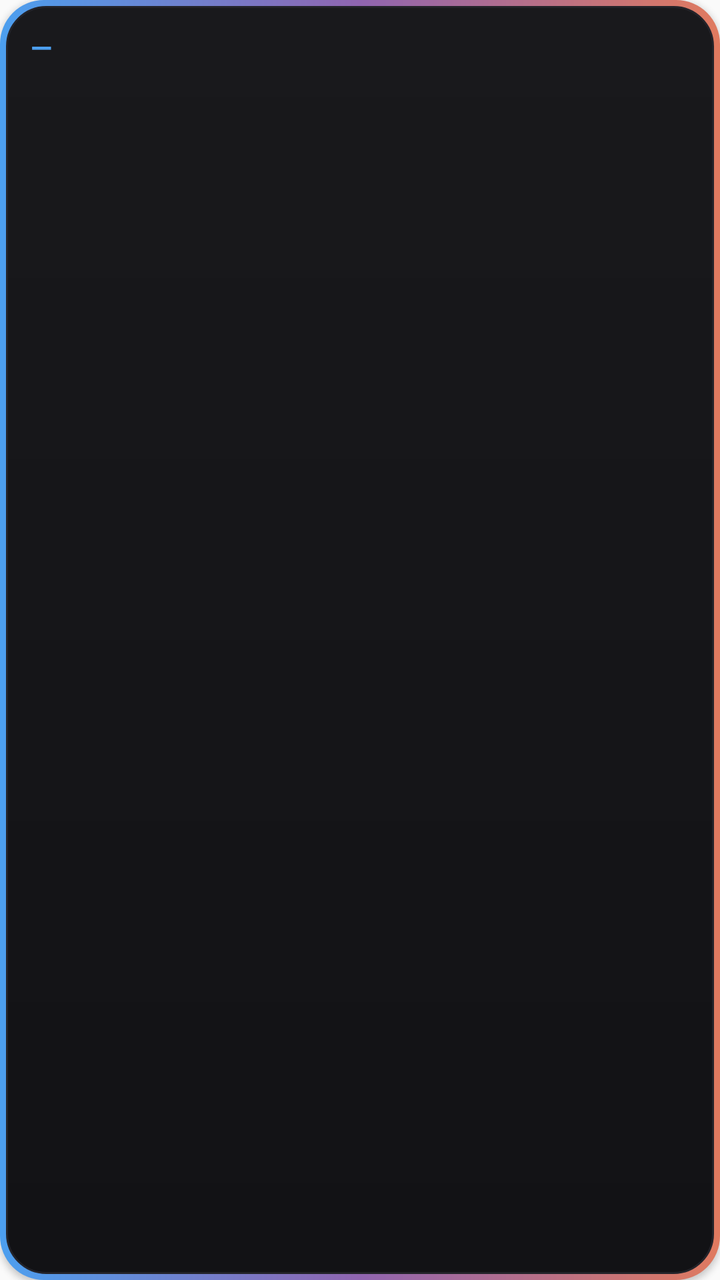
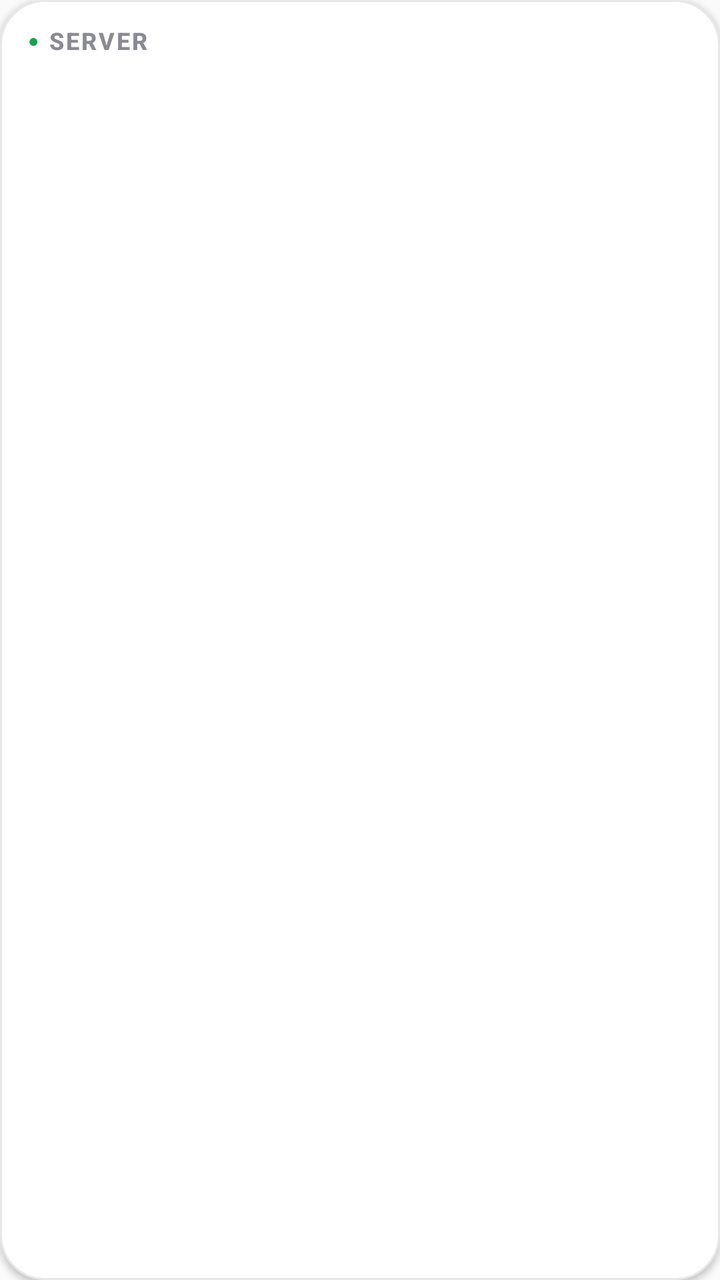

Two renders of the same Android screen: before a commit and after it. Below are the layout's source before the change and the commit's diff.
<!-- AndroidManifest.xml: application theme AppTheme -->
<!-- res/layout/widget_battery.xml -->
<?xml version="1.0" encoding="utf-8"?>
<LinearLayout xmlns:android="http://schemas.android.com/apk/res/android"
    android:id="@+id/widget_battery_root"
    android:layout_width="match_parent"
    android:layout_height="match_parent"
    android:orientation="vertical"
    android:background="@drawable/widget_bg"
    android:elevation="2dp"
    android:paddingLeft="14dp"
    android:paddingRight="14dp"
    android:paddingTop="14dp"
    android:paddingBottom="12dp">
    <LinearLayout
        android:layout_width="match_parent"
        android:layout_height="wrap_content"
        android:orientation="horizontal"
        android:gravity="center_vertical">
        <TextView
            android:layout_width="wrap_content"
            android:layout_height="wrap_content"
            android:text="—"
            android:textColor="#4c9fef"
            android:textSize="14sp"
            android:textStyle="bold"
            android:letterSpacing="0.2" />
        <TextView
            android:id="@+id/widget_battery_title"
            android:layout_width="0dp"
            android:layout_height="wrap_content"
            android:layout_weight="1"
            android:layout_marginStart="6dp"
            android:textSize="14sp"
            android:textStyle="bold"
            android:textColor="#c9bdf5"
            android:fontFamily="sans-serif-medium"
            android:singleLine="true"
            android:ellipsize="end" />
    </LinearLayout>
    <TextView
        android:id="@+id/widget_battery_pct"
        android:layout_width="match_parent"
        android:layout_height="wrap_content"
        android:textSize="34sp"
        android:textStyle="bold"
        android:textColor="#67e8c9"
        android:fontFamily="sans-serif-light"
        android:letterSpacing="0.02"
        android:layout_marginTop="6dp"
        android:singleLine="true" />
    <TextView
        android:id="@+id/widget_battery_ram"
        android:layout_width="match_parent"
        android:layout_height="wrap_content"
        android:textSize="12sp"
        android:textColor="#c7c4bd"
        android:layout_marginTop="2dp"
        android:singleLine="true" />
    <TextView
        android:id="@+id/widget_battery_storage"
        android:layout_width="match_parent"
        android:layout_height="wrap_content"
        android:textSize="12sp"
        android:textColor="#c7c4bd"
        android:singleLine="true" />
</LinearLayout>
<!-- resources referenced by this layout -->
<resources>
  <!-- drawable widget_bg (drawable) -->
  <?xml version="1.0" encoding="utf-8"?>
  <layer-list xmlns:android="http://schemas.android.com/apk/res/android">
      <item>
          <shape android:shape="rectangle">
              <gradient
                  android:angle="0"
                  android:startColor="#4c9fef"
                  android:centerColor="#9065b0"
                  android:endColor="#e07a5f"
                  android:type="linear" />
              <corners android:radius="22dp" />
          </shape>
      </item>
      <item
          android:top="3dp"
          android:bottom="3dp"
          android:left="3dp"
          android:right="3dp">
          <shape android:shape="rectangle">
              <gradient
                  android:angle="270"
                  android:startColor="#19191c"
                  android:endColor="#121215"
                  android:type="linear" />
              <corners android:radius="19.5dp" />
              <stroke android:width="1dp" android:color="#232329" />
          </shape>
      </item>
  </layer-list>
  <style name="AppTheme" parent="Theme.AppCompat.Light.DarkActionBar">
          
          <item name="colorPrimary">@color/colorPrimary</item>
          <item name="colorPrimaryDark">@color/colorPrimaryDark</item>
          <item name="colorAccent">@color/colorAccent</item>
      </style>
</resources>

<!-- the commit's change to res/layout/widget_battery.xml (unified diff, before → after) -->
@@ -8,8 +8,9 @@
     android:elevation="2dp"
     android:paddingLeft="14dp"
     android:paddingRight="14dp"
-    android:paddingTop="14dp"
-    android:paddingBottom="12dp">
+    android:paddingTop="12dp"
+    android:paddingBottom="10dp">
+
     <LinearLayout
         android:layout_width="match_parent"
         android:layout_height="wrap_content"
@@ -18,48 +19,57 @@
         <TextView
             android:layout_width="wrap_content"
             android:layout_height="wrap_content"
-            android:text="—"
-            android:textColor="#4c9fef"
-            android:textSize="14sp"
-            android:textStyle="bold"
-            android:letterSpacing="0.2" />
+            android:text="●"
+            android:textColor="#16A34A"
+            android:textSize="9sp" />
         <TextView
             android:id="@+id/widget_battery_title"
             android:layout_width="0dp"
             android:layout_height="wrap_content"
             android:layout_weight="1"
-            android:layout_marginStart="6dp"
-            android:textSize="14sp"
+            android:layout_marginStart="5dp"
+            android:text="SERVER"
+            android:textSize="12sp"
             android:textStyle="bold"
-            android:textColor="#c9bdf5"
+            android:letterSpacing="0.08"
+            android:textColor="@color/widget_title"
             android:fontFamily="sans-serif-medium"
             android:singleLine="true"
             android:ellipsize="end" />
+        <TextView
+            android:id="@+id/widget_battery_charging"
+            android:layout_width="wrap_content"
+            android:layout_height="wrap_content"
+            android:text="⚡"
+            android:textSize="12sp"
+            android:visibility="gone" />
     </LinearLayout>
+
     <TextView
         android:id="@+id/widget_battery_pct"
         android:layout_width="match_parent"
         android:layout_height="wrap_content"
-        android:textSize="34sp"
+        android:layout_marginTop="4dp"
+        android:textSize="32sp"
         android:textStyle="bold"
-        android:textColor="#67e8c9"
+        android:textColor="#16A34A"
         android:fontFamily="sans-serif-light"
-        android:letterSpacing="0.02"
-        android:layout_marginTop="6dp"
         android:singleLine="true" />
+
     <TextView
         android:id="@+id/widget_battery_ram"
         android:layout_width="match_parent"
         android:layout_height="wrap_content"
+        android:layout_marginTop="4dp"
         android:textSize="12sp"
-        android:textColor="#c7c4bd"
-        android:layout_marginTop="2dp"
+        android:textColor="@color/widget_sub"
         android:singleLine="true" />
+
     <TextView
         android:id="@+id/widget_battery_storage"
         android:layout_width="match_parent"
         android:layout_height="wrap_content"
         android:textSize="12sp"
-        android:textColor="#c7c4bd"
+        android:textColor="@color/widget_sub"
         android:singleLine="true" />
 </LinearLayout>
<!-- resource entries referenced after the edit -->
@@ -1,40 +1,24 @@
 <!-- resources referenced by this layout -->
 <resources>
+  <color name="widget_sub">#9A9AA3</color>
+  <color name="widget_title">#8A8A93</color>
   <!-- drawable widget_bg (drawable) -->
   <?xml version="1.0" encoding="utf-8"?>
-  <layer-list xmlns:android="http://schemas.android.com/apk/res/android">
-      <item>
-          <shape android:shape="rectangle">
-              <gradient
-                  android:angle="0"
-                  android:startColor="#4c9fef"
-                  android:centerColor="#9065b0"
-                  android:endColor="#e07a5f"
-                  android:type="linear" />
-              <corners android:radius="22dp" />
-          </shape>
-      </item>
-      <item
-          android:top="3dp"
-          android:bottom="3dp"
-          android:left="3dp"
-          android:right="3dp">
-          <shape android:shape="rectangle">
-              <gradient
-                  android:angle="270"
-                  android:startColor="#19191c"
-                  android:endColor="#121215"
-                  android:type="linear" />
-              <corners android:radius="19.5dp" />
-              <stroke android:width="1dp" android:color="#232329" />
-          </shape>
-      </item>
-  </layer-list>
+  <shape xmlns:android="http://schemas.android.com/apk/res/android"
+      android:shape="rectangle">
+      <solid android:color="@color/widget_card" />
+      <corners android:radius="22dp" />
+      <stroke
+          android:width="1dp"
+          android:color="@color/widget_stroke" />
+  </shape>
   <style name="AppTheme" parent="Theme.AppCompat.Light.DarkActionBar">
           
           <item name="colorPrimary">@color/colorPrimary</item>
           <item name="colorPrimaryDark">@color/colorPrimaryDark</item>
           <item name="colorAccent">@color/colorAccent</item>
       </style>
+  <color name="widget_card">#FFFFFF</color>
+  <color name="widget_stroke">#E8E8EC</color>
 </resources>
 
